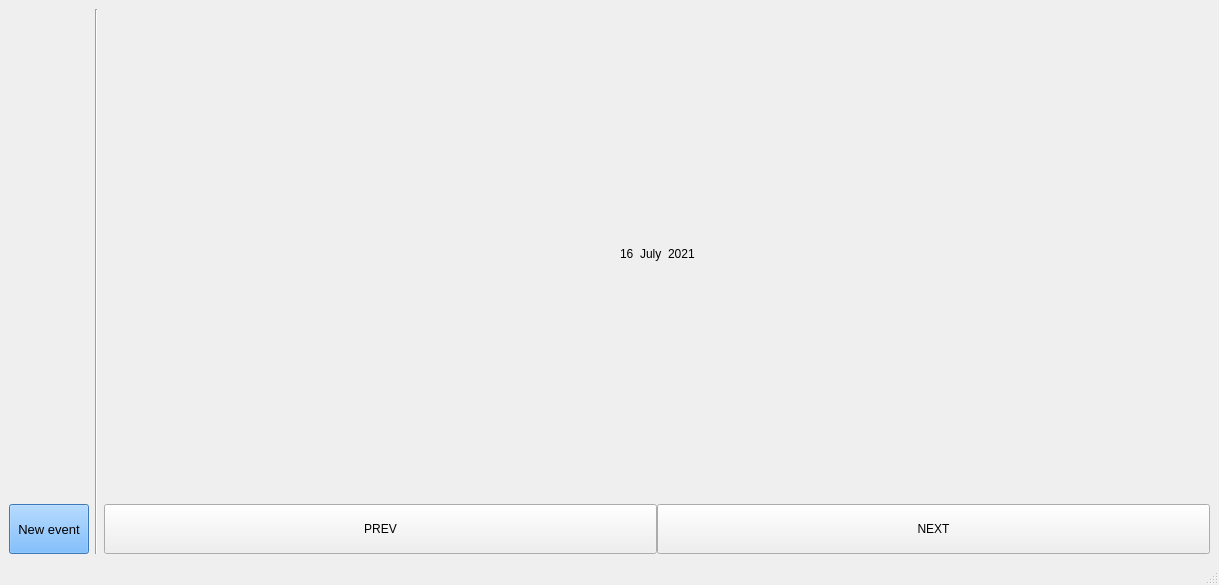
Old version of the form GUI/Autogenerated/AGMainW.ui in the repository Klaudia-24/Harmonogram.
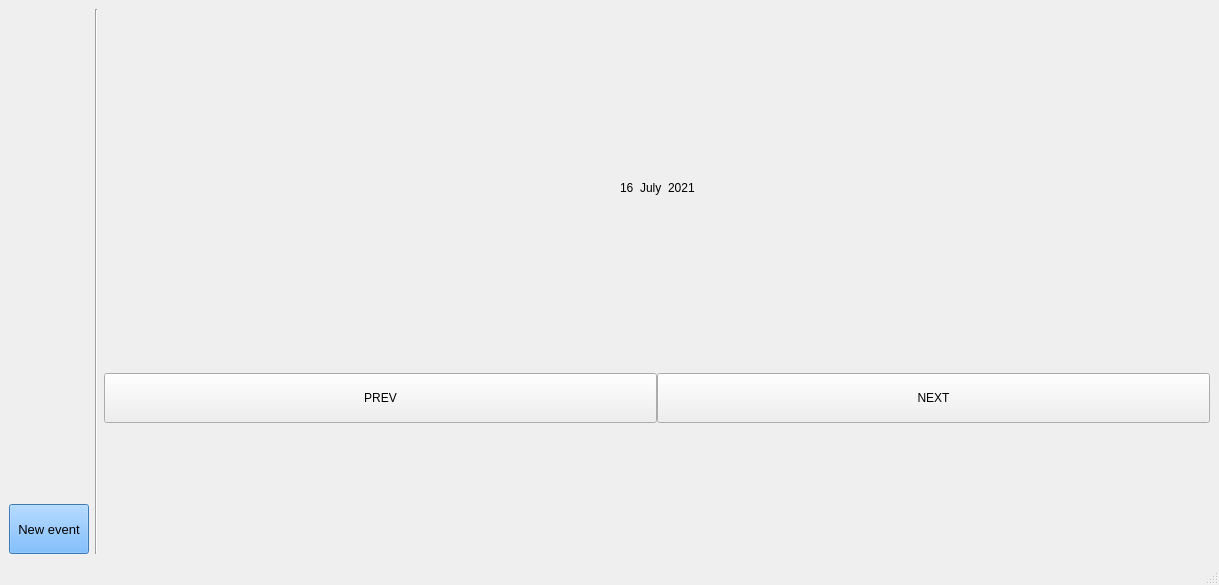
New version of the form.

```diff
--- a/GUI/Autogenerated/AGMainW.ui
+++ b/GUI/Autogenerated/AGMainW.ui
@@ -66,6 +66,9 @@
        <layout class="QVBoxLayout" name="dateCalendarVerticalLayout" stretch="0,1">
         <item>
          <layout class="QHBoxLayout" name="dateBarLayout">
+          <property name="sizeConstraint">
+           <enum>QLayout::SetMaximumSize</enum>
+          </property>
           <item>
            <spacer name="dateBarLeftHorizontalSpacer">
             <property name="orientation">
@@ -81,6 +84,12 @@
           </item>
           <item>
            <widget class="QLabel" name="dayFromDate">
+            <property name="maximumSize">
+             <size>
+              <width>16777215</width>
+              <height>100</height>
+             </size>
+            </property>
             <property name="styleSheet">
              <string notr="true">font: 75 16pt &quot;MS Shell Dlg 2&quot;;</string>
             </property>
@@ -91,6 +100,12 @@
           </item>
           <item>
            <widget class="QLabel" name="monthFromDate">
+            <property name="maximumSize">
+             <size>
+              <width>16777215</width>
+              <height>100</height>
+             </size>
+            </property>
             <property name="styleSheet">
              <string notr="true">font: 75 16pt &quot;MS Shell Dlg 2&quot;;</string>
             </property>
@@ -101,6 +116,12 @@
           </item>
           <item>
            <widget class="QLabel" name="yearFromDate">
+            <property name="maximumSize">
+             <size>
+              <width>16777215</width>
+              <height>100</height>
+             </size>
+            </property>
             <property name="styleSheet">
              <string notr="true">font: 75 16pt &quot;MS Shell Dlg 2&quot;;</string>
             </property>
```
